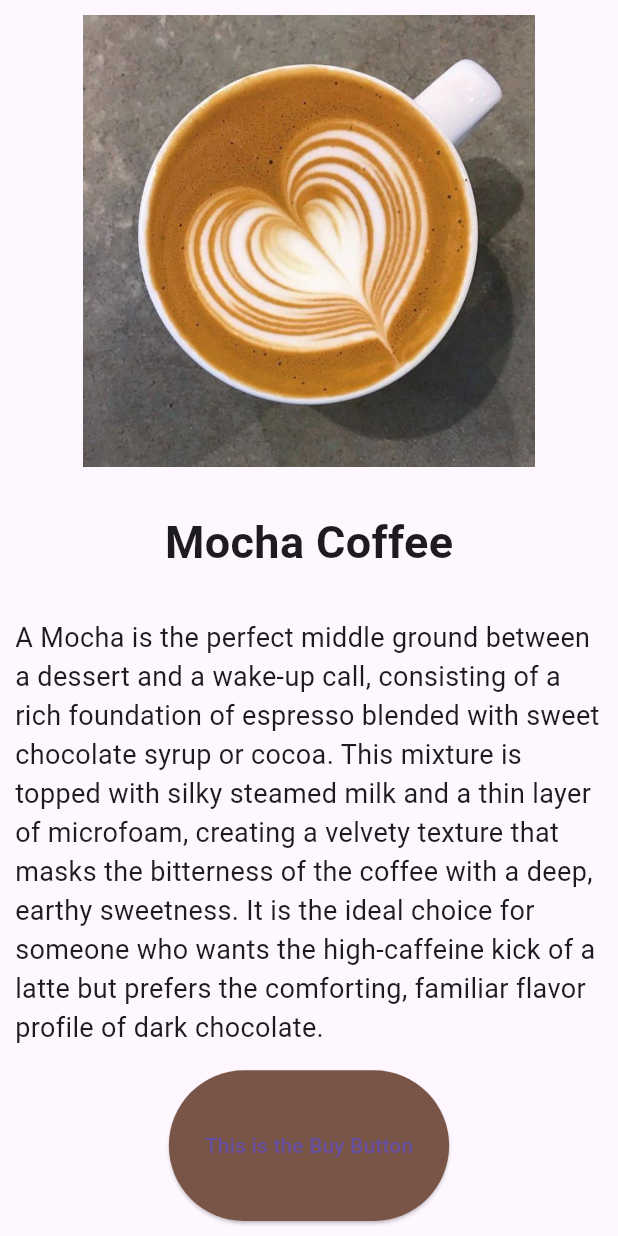
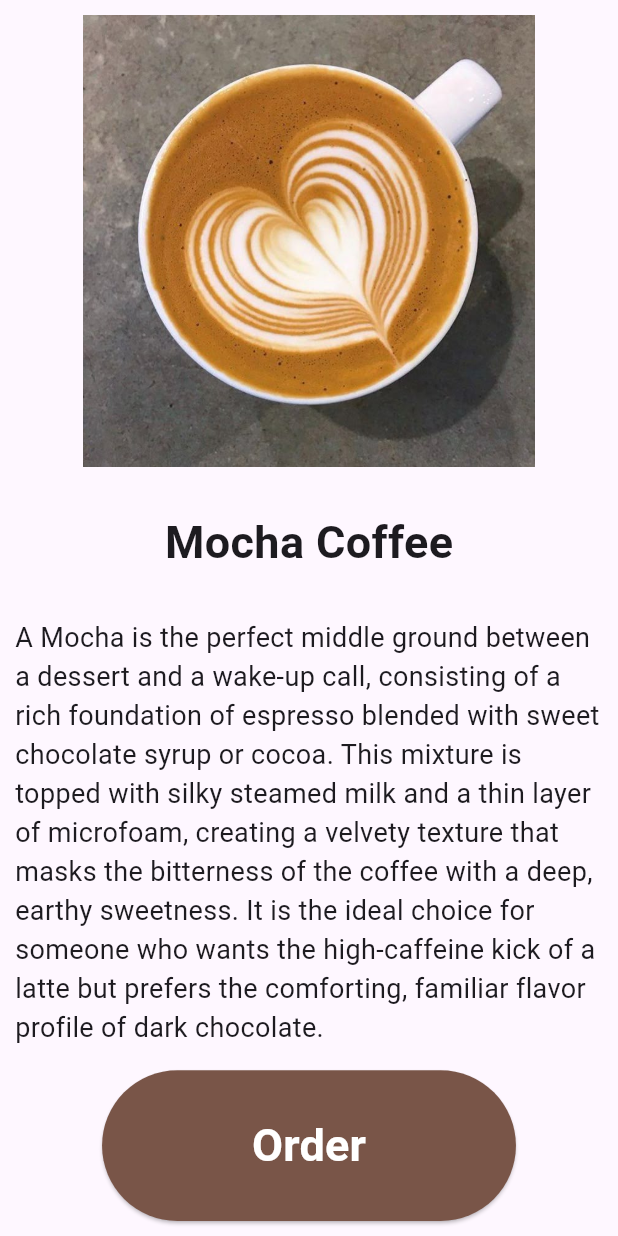
Before and after one commit to koechio/COFFEE_CARD, a Flutter app: the CoffeeDetailsPage screen opened directly, on a phone screen of 412 x 824 dp. Run offline on Flutter 3.47's test engine with Material 3 defaults, Android fonts, the phone set to English and light mode, and no system bars.

Commit message:
Feat: Style Button

```diff
--- a/lib/screens/coffee_details.dart
+++ b/lib/screens/coffee_details.dart
@@ -14,7 +14,7 @@ class CoffeeDetailsPage extends StatelessWidget {
               flex: 3,
               child:  Image.asset(
                 "assets/images/Mocha.jpg"
-                ,fit: BoxFit.cover,)
+                ,fit: BoxFit.fill,)
 
                 ),
             Expanded(//This is the Title Section
@@ -41,12 +41,16 @@ class CoffeeDetailsPage extends StatelessWidget {
               child: ElevatedButton(
                 style: ElevatedButton.styleFrom(
                   backgroundColor: Colors.brown,
+                  foregroundColor: Colors.white,
+                  padding: const EdgeInsets.symmetric(horizontal: 100, vertical: 15),
                 ),
                 onPressed: () {},
-                child: Text("This is the Buy Button")
-
-
-
+                child: Text(
+                  "Order",
+                style: TextStyle(
+                  fontSize:30,
+                  fontWeight: FontWeight.bold,
+                ) ),
                 )),
           ],
 
```
